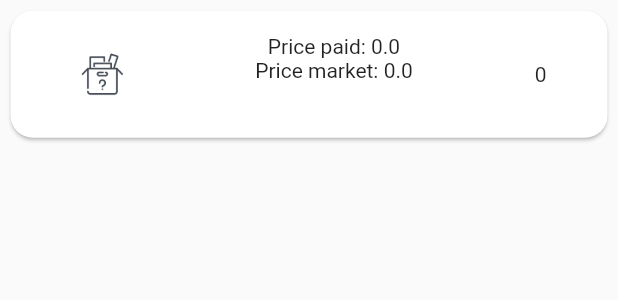
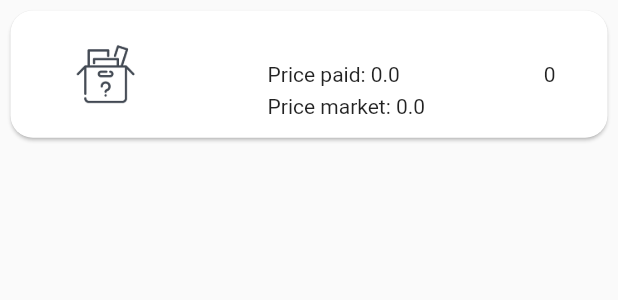
Before and after one commit to denosg/gestionare_prod, a Flutter app: the AddedItem widget shown alone on an empty page, opened directly with empty values, on a phone screen of 412 x 824 dp. Shown: the top 300 px of the screen. Run offline on Flutter 3.47's test engine with Material 2 defaults, Android fonts, the light colour scheme and no system bars; network calls fail.

```diff
--- a/lib/widgets/added_item.dart
+++ b/lib/widgets/added_item.dart
@@ -23,8 +23,8 @@ class AddedItem extends StatelessWidget {
           mainAxisAlignment: MainAxisAlignment.spaceAround,
           children: [
             SizedBox(
-              height: height * 0.05,
-              width: height * 0.05,
+              height: height * 0.07,
+              width: height * 0.07,
               child: ClipRRect(
                 borderRadius: BorderRadius.circular(15),
                 child: itemInfo.photoUrl == ''
@@ -32,12 +32,20 @@ class AddedItem extends StatelessWidget {
                     : Image.network(itemInfo.photoUrl),
               ),
             ),
-            Column(
-              children: [
-                Text(itemInfo.title),
-                Text('Price paid: ${itemInfo.pricePaid}'),
-                Text('Price market: ${itemInfo.priceMarket}'),
-              ],
+            Padding(
+              padding: const EdgeInsets.all(10),
+              child: Column(
+                mainAxisAlignment: MainAxisAlignment.spaceAround,
+                crossAxisAlignment: CrossAxisAlignment.start,
+                children: [
+                  Text(
+                    itemInfo.title,
+                    style: const TextStyle(fontWeight: FontWeight.bold),
+                  ),
+                  Text('Price paid: ${itemInfo.pricePaid}'),
+                  Text('Price market: ${itemInfo.priceMarket}'),
+                ],
+              ),
             ),
             Text(itemInfo.amountOfItem.toString()),
           ],
```
